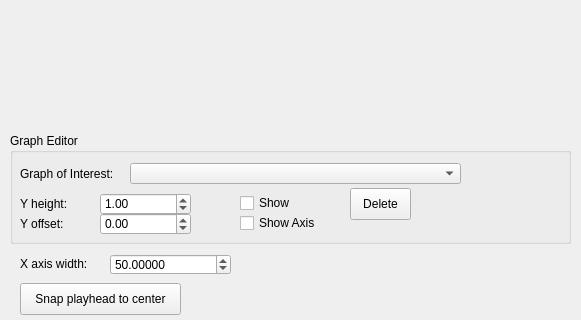
The window that src/WhiskerToolbox/AnalogViewer/analog_viewer.ui (paulmthompson/WhiskerToolbox) describes before a commit, drawn with Qt 5; both pictures show x 0 to 581 and y 247 to 567 of the 581 by 567 pixel window.
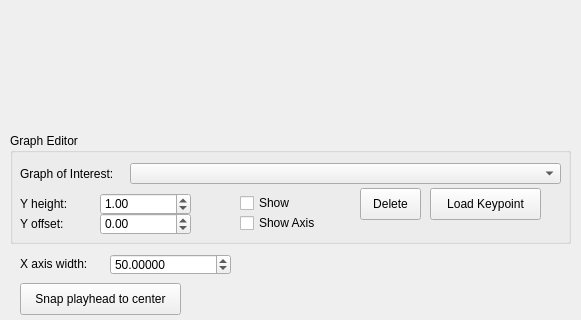
The same window after the commit. Custom widgets are drawn as their Qt base class.

Commit message: Scaling with keypoint loader in analog widget

The edit to the form file:
```diff
--- a/src/WhiskerToolbox/AnalogViewer/analog_viewer.ui
+++ b/src/WhiskerToolbox/AnalogViewer/analog_viewer.ui
@@ -40,7 +40,7 @@
      <rect>
       <x>120</x>
       <y>30</y>
-      <width>331</width>
+      <width>431</width>
       <height>21</height>
      </rect>
     </property>
@@ -141,7 +141,7 @@
    <widget class="QPushButton" name="delete_pushbtn">
     <property name="geometry">
      <rect>
-      <x>340</x>
+      <x>350</x>
       <y>55</y>
       <width>61</width>
       <height>32</height>
@@ -164,6 +164,19 @@
      <string>Show Axis</string>
     </property>
    </widget>
+   <widget class="QPushButton" name="loadkeypt_pushbtn">
+    <property name="geometry">
+     <rect>
+      <x>420</x>
+      <y>55</y>
+      <width>111</width>
+      <height>32</height>
+     </rect>
+    </property>
+    <property name="text">
+     <string>Load Keypoint</string>
+    </property>
+   </widget>
   </widget>
   <widget class="QLabel" name="label_4">
    <property name="geometry">
```
The commit also changes 2 other files.
